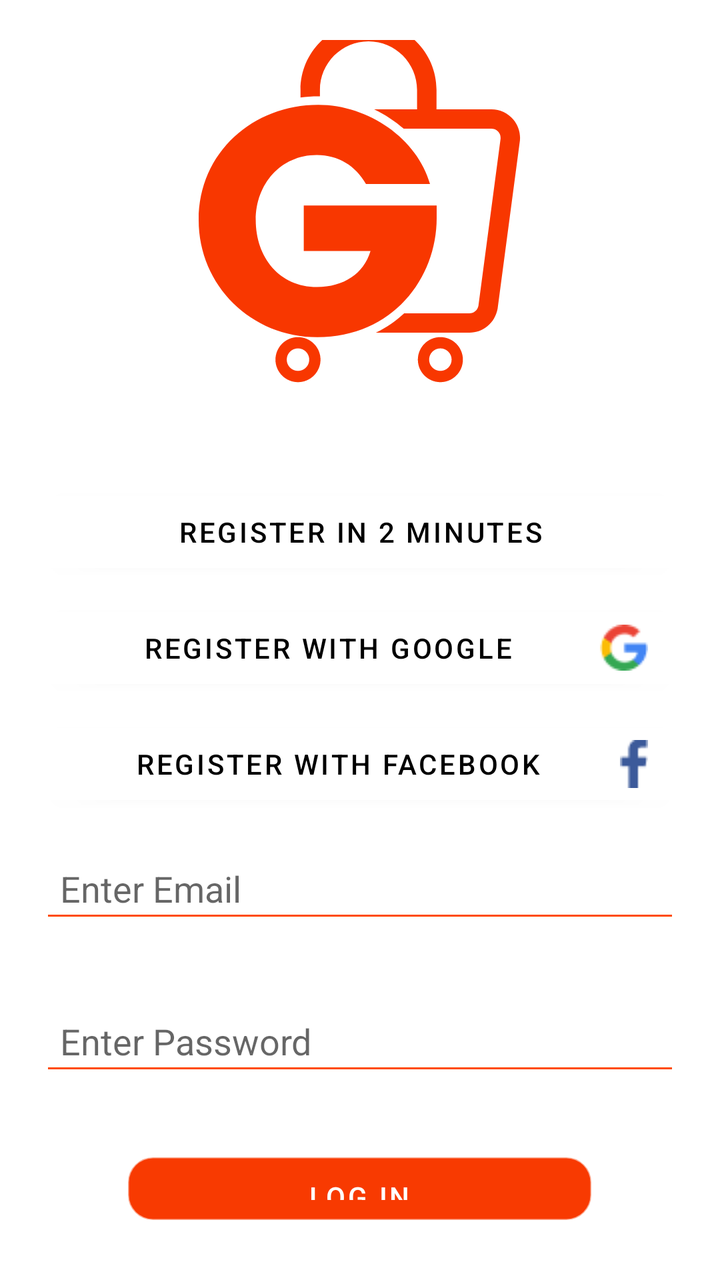
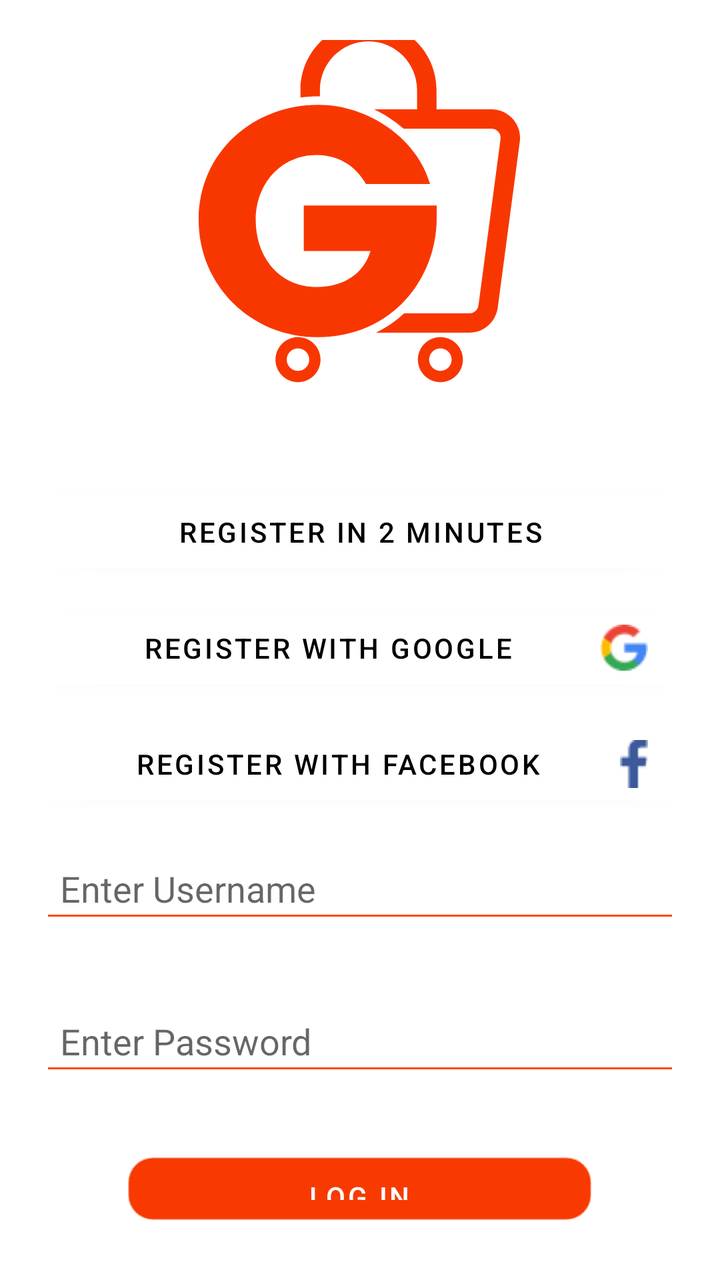

Compare the two renders of this Android layout. The source of the first and the diff that turns it into the second are given below.
<!-- AndroidManifest.xml: application theme Theme.Gwabo -->
<!-- res/layout/activity_login.xml -->
<?xml version="1.0" encoding="utf-8"?>
<LinearLayout
    xmlns:android="http://schemas.android.com/apk/res/android"
    xmlns:app="http://schemas.android.com/apk/res-auto"
    xmlns:tools="http://schemas.android.com/tools"
    android:orientation="vertical"
    android:layout_width="match_parent"
    android:layout_height="match_parent"
    android:gravity="center"
    android:padding="20dp"
    tools:context=".LoginActivity">

    <ImageView
        android:layout_width="wrap_content"
        android:layout_height="wrap_content"
        android:importantForAccessibility="no"
        android:src="@drawable/logo" />

    <Button
        android:id="@+id/btnRegister"
        android:layout_width="match_parent"
        android:layout_height="wrap_content"
        android:text="Register in 2 minutes"
        android:layout_marginTop="50dp"
        android:backgroundTint="#FFFFFF"
        android:textColor="#000000"
        tools:ignore="HardcodedText" />

    <Button
        android:id="@+id/btnGoogle"
        android:layout_width="match_parent"
        android:layout_height="wrap_content"
        android:text="Register with Google"
        android:drawableEnd="@drawable/google_icon"
        android:layout_marginTop="10dp"
        android:backgroundTint="#FFFFFF"
        android:textColor="#000000"
        tools:ignore="HardcodedText" />

    <Button
        android:id="@+id/btnFacebook"
        android:layout_width="match_parent"
        android:layout_height="wrap_content"
        android:text="Register with Facebook"
        android:drawableEnd="@drawable/facebook_icon"
        android:layout_marginTop="10dp"
        android:backgroundTint="#FFFFFF"
        android:textColor="#000000"
        tools:ignore="HardcodedText" />

    
    <EditText
        android:id="@+id/emailEditText"
        android:layout_width="match_parent"
        android:layout_height="wrap_content"
        android:hint="Enter Email"
        android:importantForAutofill="no"
        android:inputType="textEmailAddress"
        android:padding="10dp"
        android:backgroundTint="#FF4A00"
        android:layout_marginVertical="16dp"
        tools:ignore="HardcodedText" />

    
    <EditText
        android:id="@+id/passwordEditText"
        android:layout_width="match_parent"
        android:layout_height="wrap_content"
        android:hint="Enter Password"
        android:importantForAutofill="no"
        android:inputType="textPassword"
        android:padding="10dp"
        android:backgroundTint="#FF4A00"
        android:layout_marginVertical="16dp"
        tools:ignore="HardcodedText" />

    <Button
        android:id="@+id/btnLogin"
        android:layout_width="wrap_content"
        android:layout_height="wrap_content"
        android:text="Log in"
        android:layout_marginTop="20dp"
        android:paddingHorizontal="90dp"
        android:background="@drawable/round_corner"
        android:backgroundTint="#ff4a00"
        android:textColor="#ffffff"
        tools:ignore="HardcodedText" />

    <TextView
        android:layout_width="wrap_content"
        android:layout_height="wrap_content"
        android:text="I already have a GWABO account"
        tools:ignore="HardcodedText" />

    <LinearLayout
        android:layout_width="match_parent"
        android:layout_height="wrap_content"
        android:layout_marginTop="20dp"
        android:gravity="bottom"
        android:orientation="horizontal">

        <TextView
            android:layout_width="wrap_content"
            android:layout_height="wrap_content"
            android:layout_marginEnd="200dp"
            android:text="Support"
            android:textColor="@color/main_200"
            app:drawableStartCompat="@drawable/baseline_support_agent_24"
            tools:ignore="HardcodedText" />

        <TextView
            android:layout_width="wrap_content"
            android:layout_height="wrap_content"
            android:text="Languages"
            android:textColor="@color/main_200"
            app:drawableStartCompat="@drawable/baseline_language_24"
            tools:ignore="HardcodedText" />

    </LinearLayout>
</LinearLayout>
<!-- resources referenced by this layout -->
<resources>
  <color name="main_200">#FFF83700</color>
  <!-- drawable baseline_language_24 (drawable) -->
  <vector xmlns:android="http://schemas.android.com/apk/res/android" android:height="24dp" android:tint="#0000FF" android:viewportHeight="24" android:viewportWidth="24" android:width="24dp">
        
      <path android:fillColor="@android:color/white" android:pathData="M11.99,2C6.47,2 2,6.48 2,12s4.47,10 9.99,10C17.52,22 22,17.52 22,12S17.52,2 11.99,2zM18.92,8h-2.95c-0.32,-1.25 -0.78,-2.45 -1.38,-3.56 1.84,0.63 3.37,1.91 4.33,3.56zM12,4.04c0.83,1.2 1.48,2.53 1.91,3.96h-3.82c0.43,-1.43 1.08,-2.76 1.91,-3.96zM4.26,14C4.1,13.36 4,12.69 4,12s0.1,-1.36 0.26,-2h3.38c-0.08,0.66 -0.14,1.32 -0.14,2 0,0.68 0.06,1.34 0.14,2L4.26,14zM5.08,16h2.95c0.32,1.25 0.78,2.45 1.38,3.56 -1.84,-0.63 -3.37,-1.9 -4.33,-3.56zM8.03,8L5.08,8c0.96,-1.66 2.49,-2.93 4.33,-3.56C8.81,5.55 8.35,6.75 8.03,8zM12,19.96c-0.83,-1.2 -1.48,-2.53 -1.91,-3.96h3.82c-0.43,1.43 -1.08,2.76 -1.91,3.96zM14.34,14L9.66,14c-0.09,-0.66 -0.16,-1.32 -0.16,-2 0,-0.68 0.07,-1.35 0.16,-2h4.68c0.09,0.65 0.16,1.32 0.16,2 0,0.68 -0.07,1.34 -0.16,2zM14.59,19.56c0.6,-1.11 1.06,-2.31 1.38,-3.56h2.95c-0.96,1.65 -2.49,2.93 -4.33,3.56zM16.36,14c0.08,-0.66 0.14,-1.32 0.14,-2 0,-0.68 -0.06,-1.34 -0.14,-2h3.38c0.16,0.64 0.26,1.31 0.26,2s-0.1,1.36 -0.26,2h-3.38z"/>
      
  </vector>
  <!-- drawable baseline_support_agent_24 (drawable) -->
  <vector xmlns:android="http://schemas.android.com/apk/res/android" android:height="24dp" android:tint="#0000FF" android:viewportHeight="24" android:viewportWidth="24" android:width="24dp">
        
      <path android:fillColor="@android:color/white" android:pathData="M21,12.22C21,6.73 16.74,3 12,3c-4.69,0 -9,3.65 -9,9.28C2.4,12.62 2,13.26 2,14v2c0,1.1 0.9,2 2,2h1v-6.1c0,-3.87 3.13,-7 7,-7s7,3.13 7,7V19h-8v2h8c1.1,0 2,-0.9 2,-2v-1.22c0.59,-0.31 1,-0.92 1,-1.64v-2.3C22,13.14 21.59,12.53 21,12.22z"/>
        
      <path android:fillColor="@android:color/white" android:pathData="M9,13m-1,0a1,1 0,1 1,2 0a1,1 0,1 1,-2 0"/>
        
      <path android:fillColor="@android:color/white" android:pathData="M15,13m-1,0a1,1 0,1 1,2 0a1,1 0,1 1,-2 0"/>
        
      <path android:fillColor="@android:color/white" android:pathData="M18,11.03C17.52,8.18 15.04,6 12.05,6c-3.03,0 -6.29,2.51 -6.03,6.45c2.47,-1.01 4.33,-3.21 4.86,-5.89C12.19,9.19 14.88,11 18,11.03z"/>
      
  </vector>
  <!-- drawable facebook_icon: png bitmap (drawable, 352 bytes) -->
  <!-- drawable google_icon: png bitmap (drawable, 1052 bytes) -->
  <!-- drawable logo: vector/xml drawable (drawable, 2112 chars, omitted) -->
  <!-- drawable round_corner (drawable) -->
  <shape xmlns:android="http://schemas.android.com/apk/res/android">
      <corners android:radius="12dp" />
      <solid android:color="@color/white" />
      <stroke android:color="#70707070" android:width="1dp" />
      <padding android:bottom="0dp" android:left="0dp" android:right="0dp" android:top="0dp" />
  </shape>
  <style name="Theme.Gwabo" parent="Theme.MaterialComponents.DayNight.DarkActionBar">
          
          <item name="colorPrimary">@color/main_500</item>
          <item name="colorPrimaryVariant">@color/main_700</item>
          <item name="colorOnPrimary">@color/white</item>
          
          <item name="colorSecondary">@color/teal_200</item>
          <item name="colorSecondaryVariant">@color/teal_700</item>
          <item name="colorOnSecondary">@color/black</item>
          
          <item name="android:statusBarColor">?attr/colorPrimaryVariant</item>
          
          <item name="android:windowIsTranslucent">true</item>
      </style>
  <color name="white">#FFFFFFFF</color>
  <color name="main_500">#FFF83A01</color>
  <color name="main_700">#FFE60F18</color>
  <color name="teal_200">#FF03DAC5</color>
  <color name="teal_700">#FF018786</color>
  <color name="black">#FF000000</color>
</resources>

<!-- the commit's change to res/layout/activity_login.xml (unified diff, before → after) -->
@@ -50,12 +50,12 @@
 
     
     <EditText
-        android:id="@+id/emailEditText"
+        android:id="@+id/nameEditText"
         android:layout_width="match_parent"
         android:layout_height="wrap_content"
-        android:hint="Enter Email"
+        android:hint="Enter Username"
         android:importantForAutofill="no"
-        android:inputType="textEmailAddress"
+        android:inputType="text"
         android:padding="10dp"
         android:backgroundTint="#FF4A00"
         android:layout_marginVertical="16dp"
